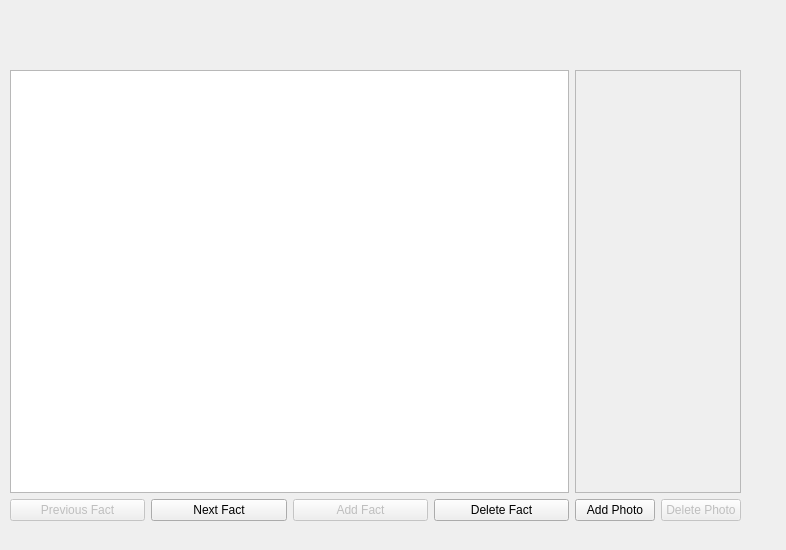
This is VLN1-H32/moreinfo.ui in Kristian15/VLN1-Hopur32 as Qt 5 draws it before an edit. The edited form follows.
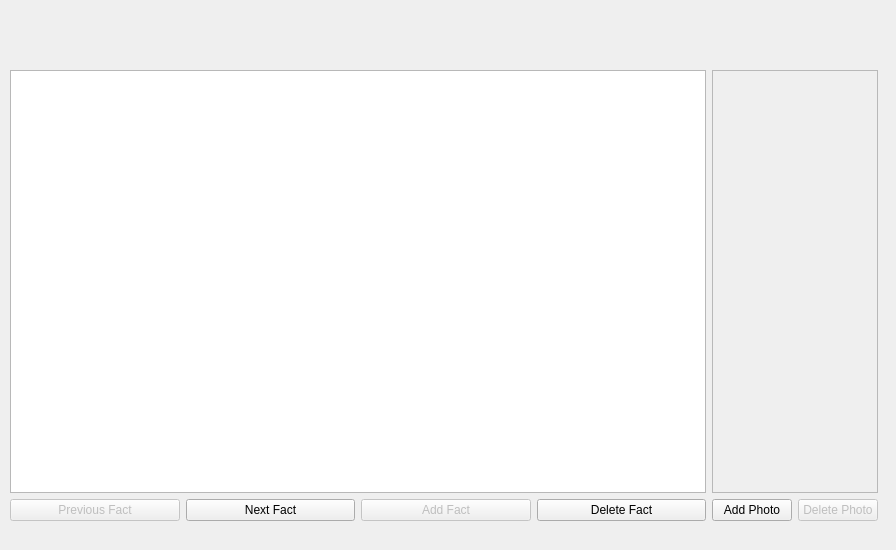
This is the edited form.

What changed in the file:
```diff
--- a/VLN1-H32/moreinfo.ui
+++ b/VLN1-H32/moreinfo.ui
@@ -6,7 +6,7 @@
    <rect>
     <x>0</x>
     <y>0</y>
-    <width>786</width>
+    <width>896</width>
     <height>550</height>
    </rect>
   </property>
@@ -18,7 +18,7 @@
     <rect>
      <x>10</x>
      <y>70</y>
-     <width>731</width>
+     <width>868</width>
      <height>451</height>
     </rect>
    </property>
@@ -91,6 +91,9 @@
     </item>
     <item>
      <layout class="QVBoxLayout" name="verticalLayout">
+      <property name="sizeConstraint">
+       <enum>QLayout::SetDefaultConstraint</enum>
+      </property>
       <item>
        <widget class="QLabel" name="image">
         <property name="sizePolicy">
```
